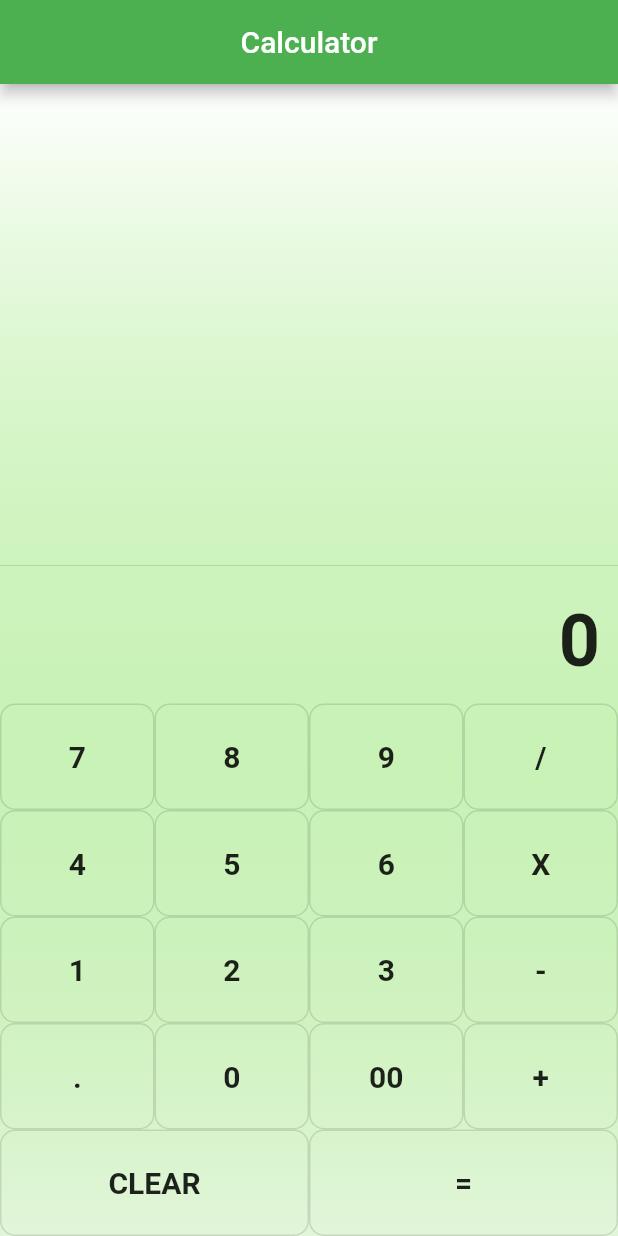
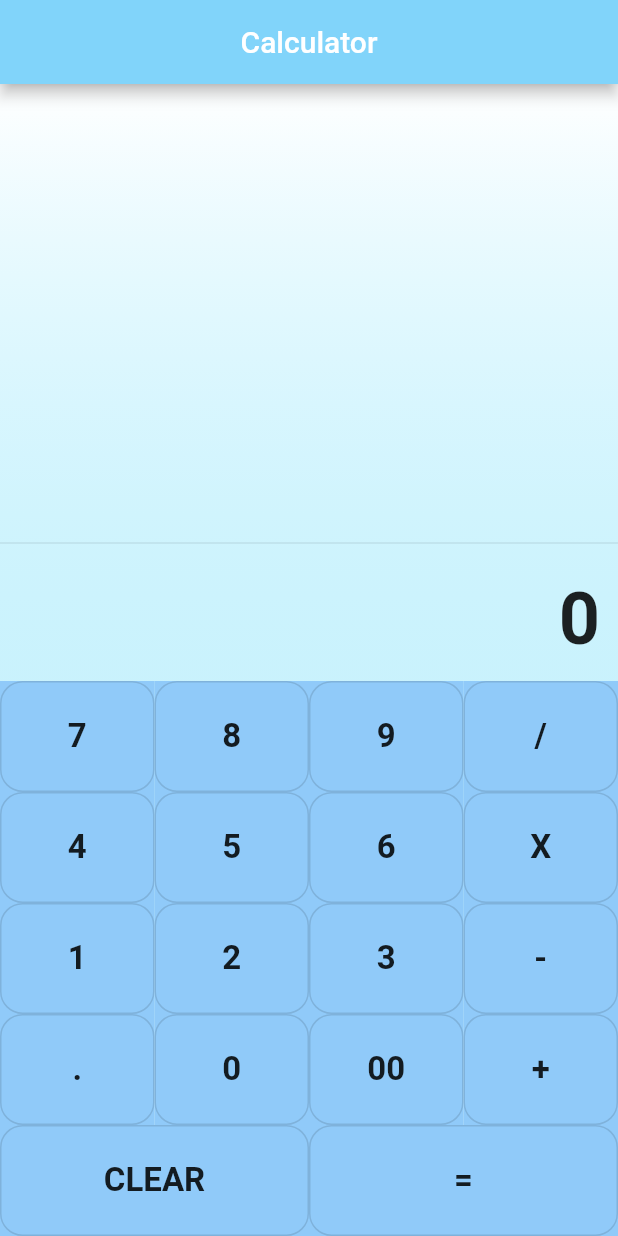
Before and after one commit to Partha04/calculator, a Flutter app: the screen it shows after launch, on a phone screen of 412 x 824 dp. Run offline on Flutter 3.47's test engine with Material 2 defaults, Android fonts, the phone set to English and light mode, and no system bars.

Commit message:
2ndcommit

```diff
--- a/lib/main.dart
+++ b/lib/main.dart
@@ -85,18 +85,21 @@ class _HomeState extends State<Home> {
 
   Widget buildButton(var str) {
     return new Expanded(
-        child: OutlineButton(
-      shape: RoundedRectangleBorder(borderRadius: BorderRadius.circular(10.0)),
+        child: Container(
+          color: Colors.blue[200],
+          child: OutlineButton(
+      shape: RoundedRectangleBorder(borderRadius: BorderRadius.circular(15.0)),
       padding: EdgeInsets.all(24.0),
       splashColor: Colors.lightBlueAccent,
       highlightedBorderColor: Colors.cyan,
       onPressed: () => buttonPressed(str),
       child: new Text(
-        str,
-        style: new TextStyle(fontSize: 20.0, fontWeight: FontWeight.bold),
+          str,
+          style: new TextStyle(fontSize: 22.0, fontWeight: FontWeight.bold,),
       ),
       color: Colors.white70,
-    ));
+    ),
+        ));
   }
 
   @override
@@ -105,7 +108,7 @@ class _HomeState extends State<Home> {
       appBar: new AppBar(
         title: Text("Calculator"),
         centerTitle: true,
-        backgroundColor:Colors.green,
+        backgroundColor:Color(0xFF81D4FA),
       ),
       body: Stack(
         fit: StackFit.expand,
@@ -115,7 +118,7 @@ class _HomeState extends State<Home> {
               gradient: LinearGradient(
                 begin: Alignment.topLeft,
                 end: Alignment.bottomLeft,
-                colors: [const Color(0xFFFFFFFF), const Color(0x234cda0F)],
+                colors: [const Color(0xFFFFFFFF), const Color(0x234cdaFF)],
               ),
             ),
           ),
```
